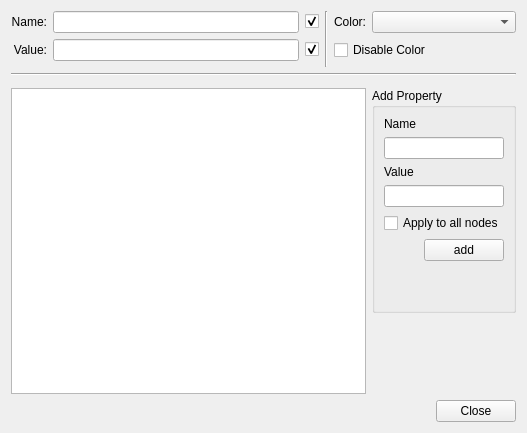
Above: src/Interface/DataPropertiesWidget.ui from KDE/rocs before the change. Below: the same form after it.
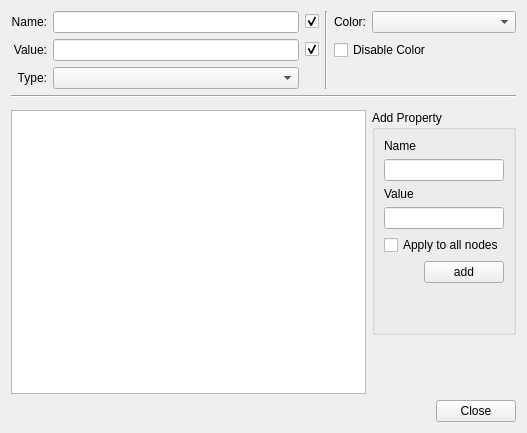
That is the form after the change. Custom widgets are drawn as their Qt base class.

Commit message: Allow data elements to change their types.

Diff of the .ui file:
```diff
--- a/src/Interface/DataPropertiesWidget.ui
+++ b/src/Interface/DataPropertiesWidget.ui
@@ -225,6 +225,22 @@
      </item>
     </layout>
    </item>
+   <item row="2" column="1">
+    <widget class="KComboBox" name="_dataType"/>
+   </item>
+   <item row="2" column="0">
+    <widget class="QLabel" name="label_3">
+     <property name="layoutDirection">
+      <enum>Qt::LeftToRight</enum>
+     </property>
+     <property name="text">
+      <string>Type:</string>
+     </property>
+     <property name="alignment">
+      <set>Qt::AlignRight|Qt::AlignTrailing|Qt::AlignVCenter</set>
+     </property>
+    </widget>
+   </item>
   </layout>
  </widget>
  <customwidgets>
@@ -233,6 +249,11 @@
    <extends>QComboBox</extends>
    <header>kcolorcombo.h</header>
   </customwidget>
+  <customwidget>
+   <class>KComboBox</class>
+   <extends>QComboBox</extends>
+   <header>kcombobox.h</header>
+  </customwidget>
   <customwidget>
    <class>KLineEdit</class>
    <extends>QLineEdit</extends>
```
The commit also changes 7 other files.
